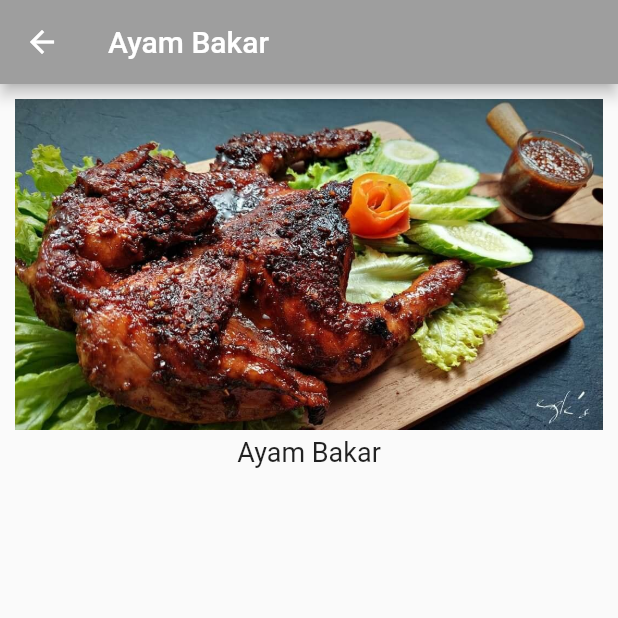
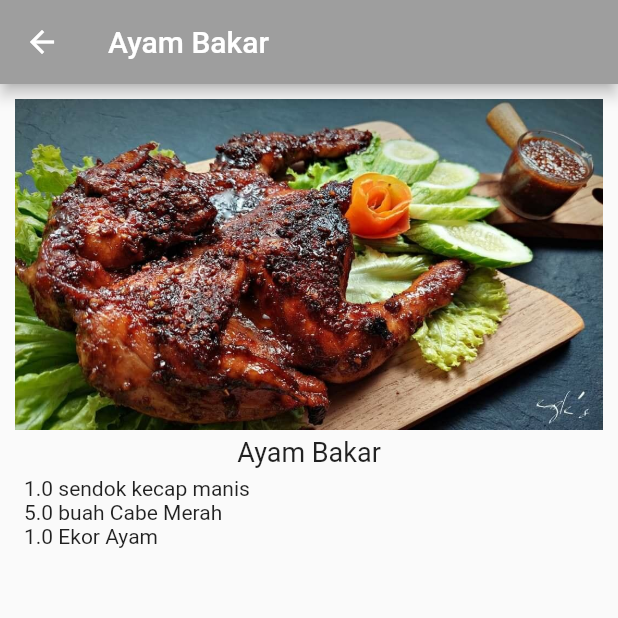
Before and after one commit to cecep29/recipes, a Flutter app: the screen it shows after launch, after a tap on "Ayam Bakar", on a phone screen of 412 x 824 dp, the top half of it. Run offline on Flutter 3.47's test engine with Material 2 defaults, Android fonts, the phone set to English and light mode, and no system bars.

Commit message:
showing ingredients

```diff
--- a/lib/recipe.dart
+++ b/lib/recipe.dart
@@ -1,13 +1,34 @@
 class Recipe {
   String label;
   String imageUrl;
+  int servings;
+  List<Ingredient> ingredients;
 
-  Recipe(this.label, this.imageUrl);
+  Recipe(this.label, this.imageUrl, this.servings, this.ingredients);
 
   static List<Recipe> samples = [
-    Recipe('Ayam Bakar', 'assets/images/ayam_bakar.jpg'),
-    Recipe('Gado Gado', 'assets/images/gado_gado.jpg'),
-    Recipe('Mie Ayam', 'assets/images/mi_ayam.jpeg'),
-    Recipe('Nasi Goreng', 'assets/images/nasi_goreng.jpg'),
+    Recipe('Ayam Bakar', 'assets/images/ayam_bakar.jpg', 1, [
+      Ingredient(1, 'sendok', 'kecap manis'),
+      Ingredient(5, 'buah', 'Cabe Merah'),
+      Ingredient(1, 'Ekor', 'Ayam')
+    ]),
+    Recipe('Gado Gado', 'assets/images/gado_gado.jpg', 1, [
+      Ingredient(5, 'sendok', 'Kacang tanah'),
+      Ingredient(1, 'Piring', 'Sayuran')
+    ]),
+    Recipe('Mie Ayam', 'assets/images/mi_ayam.jpeg', 1, [
+      Ingredient(1, 'sendok', 'Kecap asin'),
+      Ingredient(1, 'Mangkok', 'Mi')
+    ]),
+    Recipe('Nasi Goreng', 'assets/images/nasi_goreng.jpg', 1,
+        [Ingredient(1, 'Piring', 'Nasi putih')]),
   ];
 }
+
+class Ingredient {
+  double quantity;
+  String measure;
+  String name;
+
+  Ingredient(this.quantity, this.measure, this.name);
+}
--- a/lib/recipe_detail.dart
+++ b/lib/recipe_detail.dart
@@ -26,6 +26,16 @@ class RecipeDetail extends StatelessWidget {
             Text(
               recipe.label,
               style: const TextStyle(fontSize: 18),
+            ),
+            Expanded(
+              child: ListView.builder(
+                  padding: const EdgeInsets.all(6.0),
+                  itemCount: recipe.ingredients.length,
+                  itemBuilder: (BuildContext context, index) {
+                    final ingredient = recipe.ingredients[index];
+                    return Text(
+                        '${ingredient.quantity} ${ingredient.measure} ${ingredient.name}');
+                  }),
             )
           ],
         ),
```
